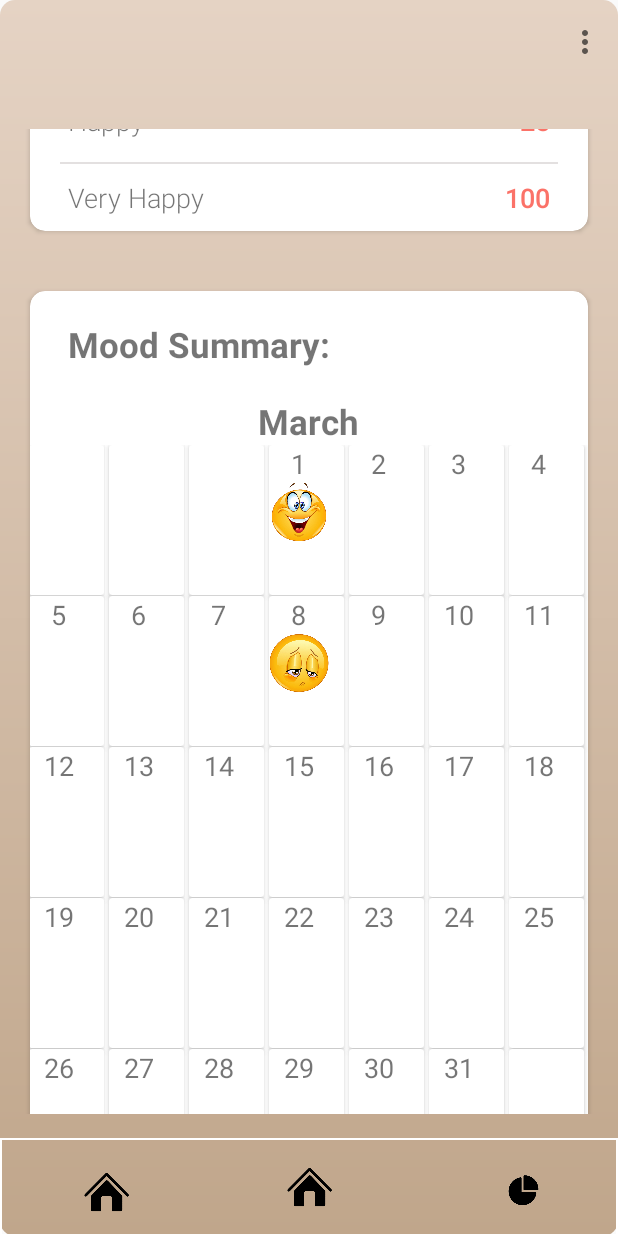
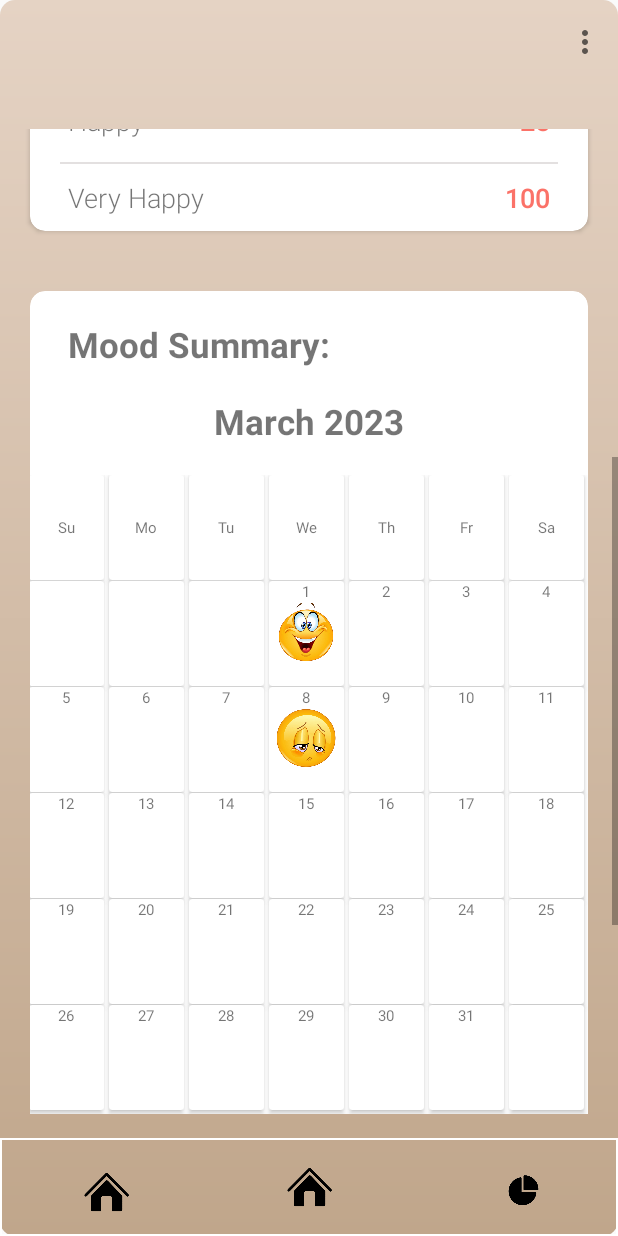
Before and after one commit to CreamyG/HowAreU, an Android app: the fragment StatisticsFragment placed in its activity, scrolled down 459 dp, on a phone screen of 412 x 824 dp. Run offline under Robolectric (Android 15) with nearby library versions, the phone set to English and light mode, and no system bars; our stand-ins replace Firebase (no records; nobody signed in at launch, a user with empty details on screens opened directly), Room's generated code; libraries missing offline, so code that uses them is left out: org.eazegraph.lib; plain views replace PieChart; 7 statements that could not run were skipped.

Commit message:
Finished Calendar based without db and MoodMonth
-add year to the Month label
-mood for the month part base layout

```diff
--- a/app/src/main/java/com/example/howareu/activity/fragments/StatisticsFragment.java
+++ b/app/src/main/java/com/example/howareu/activity/fragments/StatisticsFragment.java
@@ -145,7 +145,7 @@ public class StatisticsFragment extends Fragment {
         SimpleDateFormat monthFormat = new SimpleDateFormat("MMMM", Locale.getDefault());
         String monthName = monthFormat.format(cal2.getTime());
         // Set the month label text
-        monthLabel.setText(monthName);
+        monthLabel.setText(monthName+" "+ cal2.get(Calendar.YEAR));
         // Create a HashMap to store badge IDs for specific dates
         HashMap<Date, Integer> badgeMap = new HashMap<>();
         badgeMap.put(dates.get(3), R.drawable.happy); // Add a badge to the fourth date
--- a/app/src/main/java/com/example/howareu/adapter/CalendarAdapter.java
+++ b/app/src/main/java/com/example/howareu/adapter/CalendarAdapter.java
@@ -1,14 +1,20 @@
 package com.example.howareu.adapter;
 
 import android.content.Context;
+import android.view.Gravity;
 import android.view.LayoutInflater;
 import android.view.View;
 import android.view.ViewGroup;
 import android.widget.BaseAdapter;
+import android.widget.GridView;
 import android.widget.ImageView;
+import android.widget.LinearLayout;
 import android.widget.TextView;
 
+import androidx.cardview.widget.CardView;
+
 import com.example.howareu.R;
+import com.example.howareu.constant.Arrays;
 
 import java.util.ArrayList;
 import java.util.Calendar;
@@ -20,17 +26,19 @@ public class CalendarAdapter extends BaseAdapter {
     private ArrayList<Date> mDates;
     private HashMap<Date, Integer> mBadgeMap;
     private LayoutInflater mInflater;
+    private ArrayList<String> daysInWeek;
 
     public CalendarAdapter(Context context, ArrayList<Date> dates, HashMap<Date, Integer> badgeMap) {
         mContext = context;
         mDates = dates;
         mBadgeMap = badgeMap;
         mInflater = LayoutInflater.from(context);
+        this.daysInWeek = Arrays.daysInWeek();
     }
 
     @Override
     public int getCount() {
-        return mDates.size();
+        return mDates.size()+6;
     }
 
     @Override
@@ -46,41 +54,64 @@ public class CalendarAdapter extends BaseAdapter {
     @Override
     public View getView(int position, View convertView, ViewGroup parent) {
         ViewHolder holder;
+        int realPosition = position - 7;
+
 
         if (convertView == null) {
             convertView = mInflater.inflate(R.layout.date_calendar, parent, false);
             holder = new ViewHolder();
             holder.dateTextView = convertView.findViewById(R.id.calendarCellText);
             holder.badgeImageView = convertView.findViewById(R.id.calendarCellImage);
+            holder.calendarCellLinearLayout= convertView.findViewById(R.id.calendarCellLinearLayout);
+            holder.CalendarCell = convertView.findViewById(R.id.CalendarCell);
             convertView.setTag(holder);
         } else {
             holder = (ViewHolder) convertView.getTag();
         }
-        if(mDates.get(position)!= null) {
-            Date date = mDates.get(position);
+        if(position<7){
+            holder.calendarCellLinearLayout.setGravity(Gravity.CENTER_VERTICAL);
+            holder.badgeImageView.setVisibility(View.GONE);
+            holder.dateTextView.setText(daysInWeek.get(position));
+
+        }
+        else {
+            if(position<mDates.size()) {
+
+                if (mDates.get(realPosition) != null) {
+                    Date date = mDates.get(realPosition);
                     Calendar cal = Calendar.getInstance();
                     cal.setTime(date);
                     int dayOfMonth = cal.get(Calendar.DAY_OF_MONTH);
-            if (!(position < 7 && dayOfMonth > 10)) {
+                    if (!(realPosition < 7 && dayOfMonth > 10)) {
                         holder.dateTextView.setText(String.valueOf(dayOfMonth));
                     } else {
                         holder.dateTextView.setText(" ");
+
                     }
                     Integer badgeId = mBadgeMap.get(date);
                     if (badgeId != null) {
                         holder.badgeImageView.setImageResource(badgeId);
                         holder.badgeImageView.setVisibility(View.VISIBLE);
                     }
+                    else{
+                        holder.badgeImageView.setVisibility(View.GONE);
                     }
-        else{
-            holder.dateTextView.setText(" ");
+
+                }
+            }
+
+            if(position>41 && mDates.get(42-7) == null){
+                holder.CalendarCell.setVisibility(View.GONE);
+            }
+
         }
         return convertView;
     }
 
     private static class ViewHolder {
+        CardView CalendarCell;
         TextView dateTextView;
-
+        LinearLayout calendarCellLinearLayout;
         ImageView badgeImageView;
     }
 
--- a/app/src/main/java/com/example/howareu/constant/Arrays.java
+++ b/app/src/main/java/com/example/howareu/constant/Arrays.java
@@ -22,13 +22,13 @@ public abstract class Arrays {
     }
     public static final ArrayList<String> daysInWeek() {
         ArrayList<String> daysInWeek = new ArrayList<String>();
-        daysInWeek.add("Sunday");
-        daysInWeek.add("Monday");
-        daysInWeek.add("Tuesday");
-        daysInWeek.add("Wednesday");
-        daysInWeek.add("Thursday");
-        daysInWeek.add("Friday");
-        daysInWeek.add("Saturday");
+        daysInWeek.add("Su");
+        daysInWeek.add("Mo");
+        daysInWeek.add("Tu");
+        daysInWeek.add("We");
+        daysInWeek.add("Th");
+        daysInWeek.add("Fr");
+        daysInWeek.add("Sa");
         return daysInWeek;
     }
 
--- a/app/src/main/res/layout/date_calendar.xml
+++ b/app/src/main/res/layout/date_calendar.xml
@@ -1,10 +1,12 @@
 <?xml version="1.0" encoding="utf-8"?>
 <androidx.cardview.widget.CardView xmlns:android="http://schemas.android.com/apk/res/android"
     android:layout_width="50dp"
-    android:layout_height="100dp">
+    android:layout_height="70dp"
+    android:id="@+id/CalendarCell">
 <LinearLayout
-    android:layout_width="wrap_content"
-    android:layout_height="wrap_content"
+    android:id="@+id/calendarCellLinearLayout"
+    android:layout_width="match_parent"
+    android:layout_height="match_parent"
     android:orientation="vertical">
 
     <TextView
@@ -12,7 +14,8 @@
         android:layout_width="wrap_content"
         android:layout_height="wrap_content"
         android:layout_gravity="center_horizontal"
-        android:textSize="18sp"/>
+        android:textSize="10sp"
+        />
 
     <ImageView
         android:id="@+id/calendarCellImage"
--- a/app/src/main/res/layout/fragment_statistics.xml
+++ b/app/src/main/res/layout/fragment_statistics.xml
@@ -436,17 +436,66 @@
                     android:textSize="23sp"
                     android:textStyle="bold"
                     android:layout_gravity="center_horizontal"
+                    android:layout_marginBottom="20dp"
                     android:layout_marginTop="20dp"/>
 
                 <GridView
                     android:id="@+id/calendarGrid"
                     android:layout_width="match_parent"
-                    android:layout_height="600dp"
+                    android:layout_height="500dp"
                     android:numColumns="7"
                     android:stretchMode="columnWidth"
                     android:gravity="center"
                     android:horizontalSpacing="5dp"
                     android:verticalSpacing="1dp"/>
+
+
+                <androidx.cardview.widget.CardView
+                    android:layout_width="match_parent"
+                    android:layout_height="wrap_content"
+                    android:elevation="10dp"
+                    app:cardCornerRadius="10dp"
+                    >
+                    <LinearLayout
+                        android:layout_width="match_parent"
+                        android:layout_height="match_parent"
+                        android:orientation="vertical">
+                    <TextView
+                        android:layout_width="wrap_content"
+                        android:layout_height="wrap_content"
+                        android:text="@string/stats_mood_summary_m"
+                        android:textSize="23sp"
+                        android:textStyle="bold"
+                        android:layout_gravity="center_horizontal"
+                        android:layout_marginTop="20dp"/>
+                    <LinearLayout
+                        android:layout_width="match_parent"
+                        android:layout_height="wrap_content"
+                        android:orientation="horizontal"
+                        android:gravity="center"
+                        android:layout_marginBottom="20dp">
+
+                        <ImageView
+                            android:id="@+id/stats_mood_summary"
+                            android:layout_width="100dp"
+                            android:layout_height="100dp"
+                            app:srcCompat="@drawable/happy">
+
+
+                        </ImageView>
+                        <TextView
+                            android:layout_width="wrap_content"
+                            android:layout_height="wrap_content"
+                            android:text="100%"
+                            android:textSize="30sp"
+                            android:textStyle="bold"
+                            android:layout_marginLeft="10dp"
+                            />
+
+                    </LinearLayout>
+                    </LinearLayout>
+
+                </androidx.cardview.widget.CardView>
 
             </LinearLayout>
 
--- a/app/src/main/res/values/strings.xml
+++ b/app/src/main/res/values/strings.xml
@@ -20,7 +20,7 @@
     <string name="stats_mood_count">Mood Count:</string>
     <string name="stats_mood_count_percentage">Mood Count(Percentage):</string>
     <string name="stats_mood_summary">Mood Summary:</string>
-
+    <string name="stats_mood_summary_m">Mood for the month:</string>
 
 
 </resources>
```
Lines whose indentation alone changed are shown as unchanged.
